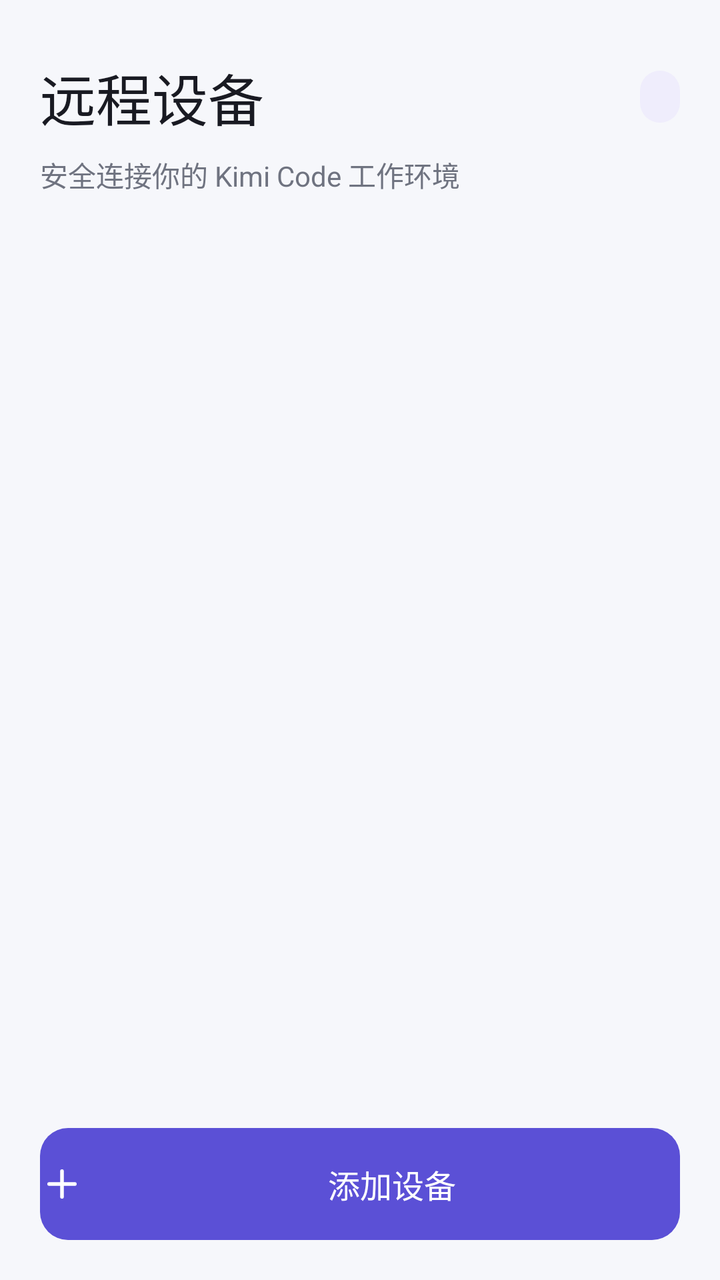
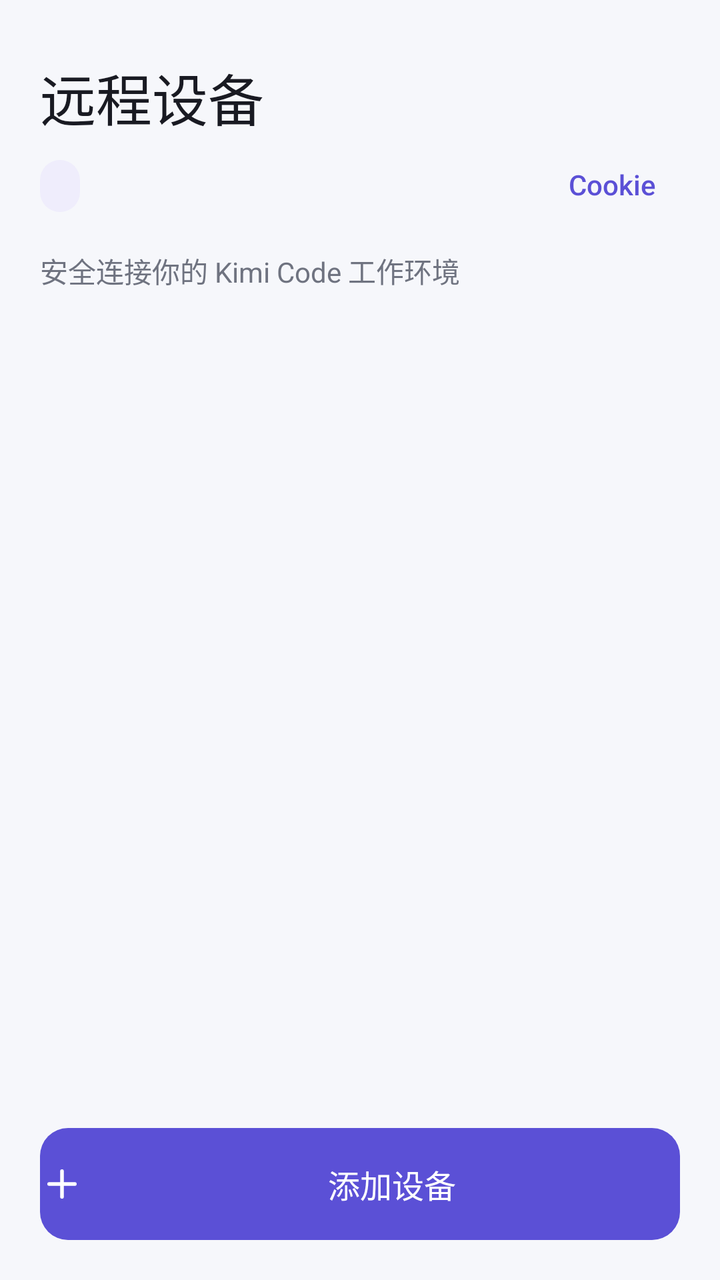

Before-and-after screenshots of an Android layout around one commit, followed by the original layout XML and the change that was made.
<!-- AndroidManifest.xml: activity theme Theme.KimiRC.Launcher -->
<!-- res/layout/activity_main.xml -->
<?xml version="1.0" encoding="utf-8"?>
<LinearLayout xmlns:android="http://schemas.android.com/apk/res/android"
    android:id="@+id/main_root"
    android:layout_width="match_parent"
    android:layout_height="match_parent"
    android:background="@color/app_background"
    android:orientation="vertical">

    <LinearLayout
        android:layout_width="match_parent"
        android:layout_height="wrap_content"
        android:orientation="vertical"
        android:paddingLeft="@dimen/page_horizontal"
        android:paddingTop="@dimen/page_top"
        android:paddingRight="@dimen/page_horizontal"
        android:paddingBottom="@dimen/header_bottom">

        <LinearLayout
            android:layout_width="match_parent"
            android:layout_height="wrap_content"
            android:gravity="center_vertical"
            android:orientation="horizontal">

            <TextView
                android:layout_width="0dp"
                android:layout_height="wrap_content"
                android:layout_weight="1"
                android:maxLines="1"
                android:text="@string/main_title"
                android:textAppearance="@style/Text.KimiRC.ScreenTitle" />

            <TextView
                android:id="@+id/device_count"
                android:layout_width="wrap_content"
                android:layout_height="wrap_content"
                android:layout_marginLeft="12dp"
                android:background="@drawable/bg_count_badge"
                android:fontFamily="sans-serif-medium"
                android:includeFontPadding="false"
                android:paddingLeft="10dp"
                android:paddingTop="6dp"
                android:paddingRight="10dp"
                android:paddingBottom="6dp"
                android:textColor="@color/brand"
                android:textSize="12sp"
                tools:ignore="HardcodedText"
                xmlns:tools="http://schemas.android.com/tools" />
        </LinearLayout>

        <TextView
            android:layout_width="match_parent"
            android:layout_height="wrap_content"
            android:layout_marginTop="8dp"
            android:text="@string/main_subtitle"
            android:textAppearance="@style/Text.KimiRC.Body" />
    </LinearLayout>

    <FrameLayout
        android:layout_width="match_parent"
        android:layout_height="0dp"
        android:layout_weight="1">

        <ListView
            android:id="@+id/device_list"
            android:layout_width="match_parent"
            android:layout_height="match_parent"
            android:clipToPadding="false"
            android:divider="@null"
            android:dividerHeight="@dimen/list_gap"
            android:drawSelectorOnTop="false"
            android:listSelector="@android:color/transparent"
            android:overScrollMode="ifContentScrolls"
            android:paddingLeft="@dimen/page_horizontal"
            android:paddingRight="@dimen/page_horizontal"
            android:paddingBottom="8dp"
            android:scrollbars="none" />

        <LinearLayout
            android:id="@+id/empty_view"
            android:layout_width="match_parent"
            android:layout_height="match_parent"
            android:gravity="center"
            android:orientation="vertical"
            android:padding="32dp"
            android:visibility="gone">

            <ImageView
                android:layout_width="72dp"
                android:layout_height="72dp"
                android:background="@drawable/bg_device_icon"
                android:contentDescription="@null"
                android:importantForAccessibility="no"
                android:padding="20dp"
                android:scaleType="centerInside"
                android:src="@drawable/ic_device" />

            <TextView
                android:layout_width="wrap_content"
                android:layout_height="wrap_content"
                android:layout_marginTop="20dp"
                android:gravity="center"
                android:text="@string/empty_title"
                android:textAppearance="@style/Text.KimiRC.SectionTitle" />

            <TextView
                android:layout_width="wrap_content"
                android:layout_height="wrap_content"
                android:layout_marginTop="8dp"
                android:gravity="center"
                android:maxWidth="280dp"
                android:text="@string/empty_description"
                android:textAlignment="center"
                android:textAppearance="@style/Text.KimiRC.Body" />
        </LinearLayout>
    </FrameLayout>

    <LinearLayout
        android:layout_width="match_parent"
        android:layout_height="wrap_content"
        android:background="@color/app_background"
        android:orientation="vertical"
        android:paddingLeft="@dimen/page_horizontal"
        android:paddingTop="12dp"
        android:paddingRight="@dimen/page_horizontal"
        android:paddingBottom="20dp">

        <Button
            android:id="@+id/add_button"
            style="@style/Widget.KimiRC.Button.Primary"
            android:layout_width="match_parent"
            android:layout_height="@dimen/control_height"
            android:drawableLeft="@drawable/ic_add"
            android:drawablePadding="10dp"
            android:text="@string/add_device" />
    </LinearLayout>
</LinearLayout>
<!-- resources referenced by this layout -->
<resources>
  <color name="app_background">#F6F7FB</color>
  <color name="brand">#5B50D6</color>
  <dimen name="control_height">56dp</dimen>
  <dimen name="header_bottom">20dp</dimen>
  <dimen name="list_gap">12dp</dimen>
  <dimen name="page_horizontal">20dp</dimen>
  <dimen name="page_top">28dp</dimen>
  <!-- drawable bg_count_badge (drawable) -->
  <?xml version="1.0" encoding="utf-8"?>
  <shape xmlns:android="http://schemas.android.com/apk/res/android"
      android:shape="rectangle">
      <solid android:color="@color/brand_soft" />
      <corners android:radius="12dp" />
  </shape>
  <!-- drawable bg_device_icon (drawable) -->
  <?xml version="1.0" encoding="utf-8"?>
  <shape xmlns:android="http://schemas.android.com/apk/res/android"
      android:shape="oval">
      <solid android:color="@color/brand_soft" />
  </shape>
  <string name="add_device">添加设备</string>
  <string name="empty_description">添加设备后，即可随时进入你的远程工作空间</string>
  <string name="empty_title">还没有远程设备</string>
  <string name="main_subtitle">安全连接你的 Kimi Code 工作环境</string>
  <string name="main_title">远程设备</string>
  <style name="Text.KimiRC.Body" parent="android:TextAppearance.Material.Body1">
          <item name="android:textColor">@color/text_secondary</item>
          <item name="android:textSize">@dimen/text_body</item>
          <item name="android:lineSpacingExtra">2dp</item>
      </style>
  <style name="Text.KimiRC.ScreenTitle" parent="android:TextAppearance.Material.Title">
          <item name="android:fontFamily">sans-serif-medium</item>
          <item name="android:textColor">@color/text_primary</item>
          <item name="android:textSize">@dimen/text_screen_title</item>
          <item name="android:includeFontPadding">false</item>
      </style>
  <style name="Text.KimiRC.SectionTitle" parent="android:TextAppearance.Material.Title">
          <item name="android:fontFamily">sans-serif-medium</item>
          <item name="android:textColor">@color/text_primary</item>
          <item name="android:textSize">@dimen/text_section_title</item>
      </style>
  <style name="Theme.KimiRC.Launcher">
          <item name="android:windowBackground">@drawable/splash</item>
      </style>
  <color name="brand_soft">#EFEDFC</color>
  <color name="white">#FFFFFF</color>
  <color name="text_secondary">#6F7380</color>
  <dimen name="text_body">14sp</dimen>
  <color name="text_primary">#191A22</color>
  <dimen name="text_screen_title">28sp</dimen>
  <dimen name="text_section_title">20sp</dimen>
  <!-- drawable bg_button_primary (drawable) -->
  <?xml version="1.0" encoding="utf-8"?>
  <ripple xmlns:android="http://schemas.android.com/apk/res/android"
      android:color="@color/brand_ripple">
      <item>
          <shape android:shape="rectangle">
              <solid android:color="@color/brand" />
              <corners android:radius="@dimen/button_radius" />
          </shape>
      </item>
  </ripple>
  <dimen name="text_button">16sp</dimen>
  <!-- drawable splash (drawable) -->
  <?xml version="1.0" encoding="utf-8"?>
  <layer-list xmlns:android="http://schemas.android.com/apk/res/android">
      <item android:drawable="@drawable/ic_launcher_background" />
      <item
          android:drawable="@drawable/ic_launcher_foreground"
          android:width="132dp"
          android:height="132dp"
          android:gravity="center" />
  </layer-list>
  <color name="brand_ripple">#33FFFFFF</color>
  <dimen name="button_radius">14dp</dimen>
  <!-- drawable ic_launcher_background (drawable) -->
  <?xml version="1.0" encoding="utf-8"?>
  <shape xmlns:android="http://schemas.android.com/apk/res/android"
      android:shape="rectangle">
      <solid android:color="@color/brand" />
  </shape>
  <!-- unchanged entries left out for length: 4 -->
</resources>

<!-- the commit's change to res/layout/activity_main.xml (unified diff, before → after) -->
@@ -15,25 +15,23 @@
         android:paddingRight="@dimen/page_horizontal"
         android:paddingBottom="@dimen/header_bottom">
 
+        <TextView
+            android:layout_width="match_parent"
+            android:layout_height="wrap_content"
+            android:maxLines="1"
+            android:text="@string/main_title"
+            android:textAppearance="@style/Text.KimiRC.ScreenTitle" />
+
         <LinearLayout
             android:layout_width="match_parent"
-            android:layout_height="wrap_content"
+            android:layout_height="48dp"
             android:gravity="center_vertical"
             android:orientation="horizontal">
-
-            <TextView
-                android:layout_width="0dp"
-                android:layout_height="wrap_content"
-                android:layout_weight="1"
-                android:maxLines="1"
-                android:text="@string/main_title"
-                android:textAppearance="@style/Text.KimiRC.ScreenTitle" />
 
             <TextView
                 android:id="@+id/device_count"
                 android:layout_width="wrap_content"
                 android:layout_height="wrap_content"
-                android:layout_marginLeft="12dp"
                 android:background="@drawable/bg_count_badge"
                 android:fontFamily="sans-serif-medium"
                 android:includeFontPadding="false"
@@ -45,6 +43,26 @@
                 android:textSize="12sp"
                 tools:ignore="HardcodedText"
                 xmlns:tools="http://schemas.android.com/tools" />
+
+            <Space
+                android:layout_width="0dp"
+                android:layout_height="1dp"
+                android:layout_weight="1" />
+
+            <TextView
+                android:id="@+id/cookie_button"
+                android:layout_width="wrap_content"
+                android:layout_height="48dp"
+                android:background="?android:attr/selectableItemBackgroundBorderless"
+                android:fontFamily="sans-serif-medium"
+                android:gravity="center"
+                android:includeFontPadding="false"
+                android:minWidth="48dp"
+                android:paddingLeft="12dp"
+                android:paddingRight="12dp"
+                android:text="@string/cookie_title"
+                android:textColor="@color/brand"
+                android:textSize="14sp" />
         </LinearLayout>
 
         <TextView
<!-- resource entries referenced after the edit -->
@@ -21,6 +21,7 @@
       <solid android:color="@color/brand_soft" />
   </shape>
   <string name="add_device">添加设备</string>
+  <string name="cookie_title">Cookie</string>
   <string name="empty_description">添加设备后，即可随时进入你的远程工作空间</string>
   <string name="empty_title">还没有远程设备</string>
   <string name="main_subtitle">安全连接你的 Kimi Code 工作环境</string>
